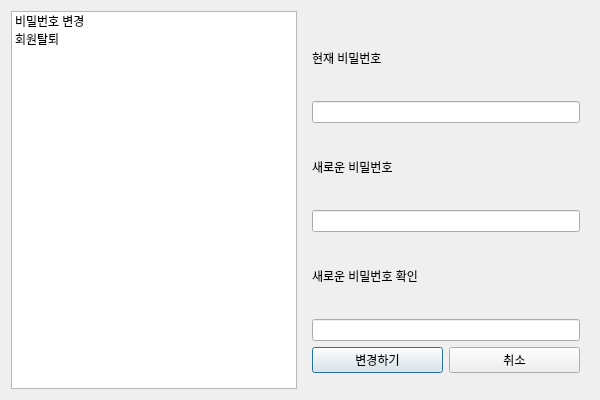
Qt form CustomerManagementSystem/mypage.ui (namgilwoo999/2026-VEDA-Team4) before a commit.
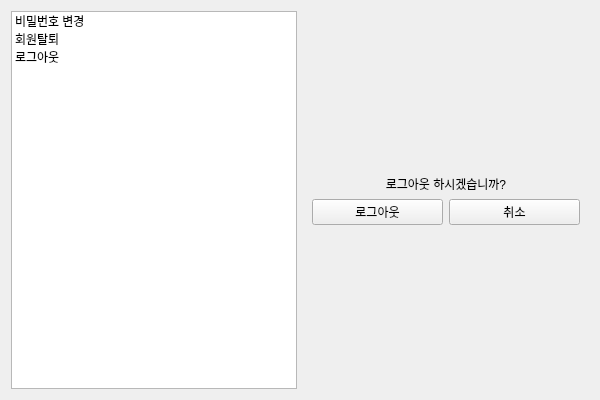
The same form after that commit.

Commit message: Logout Function Added

Patch:
```diff
--- a/CustomerManagementSystem/mypage.ui
+++ b/CustomerManagementSystem/mypage.ui
@@ -29,12 +29,17 @@
        <string>회원탈퇴</string>
       </property>
      </item>
+     <item>
+      <property name="text">
+       <string>로그아웃</string>
+      </property>
+     </item>
     </widget>
    </item>
    <item>
     <widget class="QStackedWidget" name="stackedWidget">
      <property name="currentIndex">
-      <number>0</number>
+      <number>2</number>
      </property>
      <widget class="QWidget" name="passwordPage">
       <layout class="QVBoxLayout" name="passwordLayout">
@@ -101,7 +106,13 @@
        <item>
         <spacer name="passwordSpacer">
          <property name="orientation">
-          <enum>Qt::Vertical</enum>
+          <enum>Qt::Orientation::Vertical</enum>
+         </property>
+         <property name="sizeHint" stdset="0">
+          <size>
+           <width>0</width>
+           <height>0</height>
+          </size>
          </property>
         </spacer>
        </item>
@@ -153,6 +164,68 @@
        </item>
       </layout>
      </widget>
+     <widget class="QWidget" name="LogoutPage">
+      <layout class="QVBoxLayout" name="verticalLayout_2">
+       <item>
+        <layout class="QVBoxLayout" name="LogoutVLayout">
+         <item>
+          <spacer name="verticalSpacer">
+           <property name="orientation">
+            <enum>Qt::Orientation::Vertical</enum>
+           </property>
+           <property name="sizeHint" stdset="0">
+            <size>
+             <width>20</width>
+             <height>40</height>
+            </size>
+           </property>
+          </spacer>
+         </item>
+         <item>
+          <widget class="QLabel" name="label">
+           <property name="text">
+            <string>로그아웃 하시겠습니까?</string>
+           </property>
+           <property name="alignment">
+            <set>Qt::AlignmentFlag::AlignCenter</set>
+           </property>
+          </widget>
+         </item>
+         <item>
+          <layout class="QHBoxLayout" name="LogoutHLayout">
+           <item>
+            <widget class="QPushButton" name="LogoutButton">
+             <property name="text">
+              <string>로그아웃</string>
+             </property>
+            </widget>
+           </item>
+           <item>
+            <widget class="QPushButton" name="CancelButton">
+             <property name="text">
+              <string>취소</string>
+             </property>
+            </widget>
+           </item>
+          </layout>
+         </item>
+         <item>
+          <spacer name="verticalSpacer_2">
+           <property name="orientation">
+            <enum>Qt::Orientation::Vertical</enum>
+           </property>
+           <property name="sizeHint" stdset="0">
+            <size>
+             <width>20</width>
+             <height>40</height>
+            </size>
+           </property>
+          </spacer>
+         </item>
+        </layout>
+       </item>
+      </layout>
+     </widget>
     </widget>
    </item>
   </layout>
```
Left out of the diff: 27 changed lines with no effect on the pictures. The commit also changes 15 other files.
